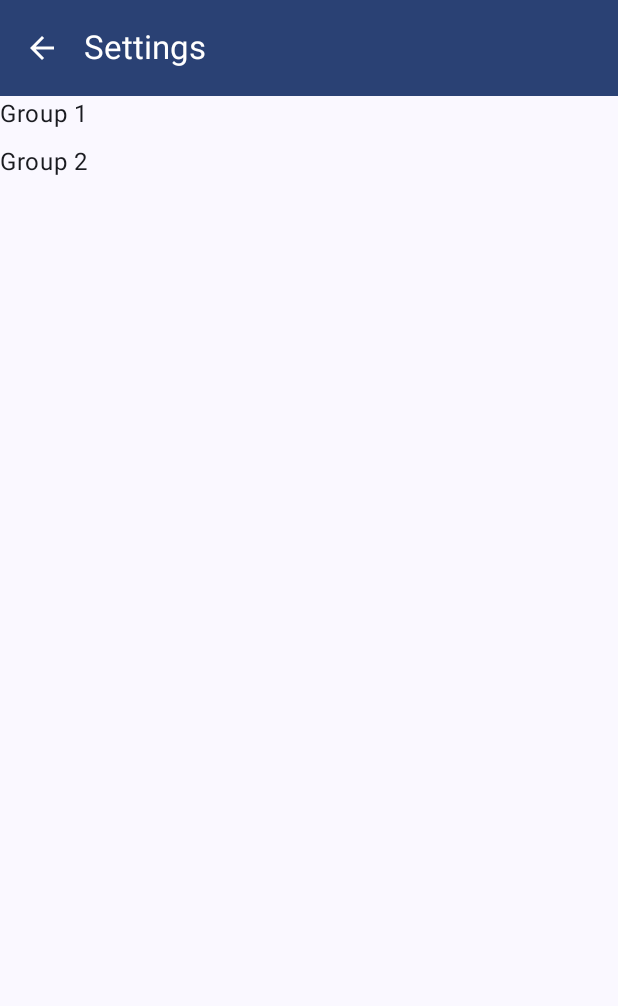
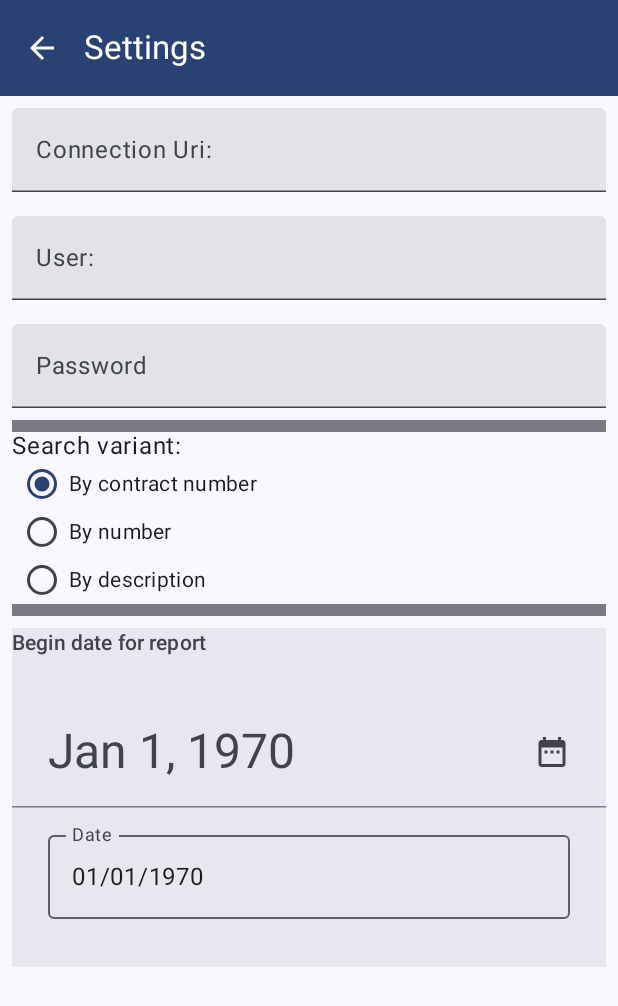
Before and after one commit to dimkas71/readings-meter-of-electricity, an Android app built with Jetpack Compose: the SettingsScreen screen opened through its navigation route, on a phone screen of 412 x 824 dp. Shown: the top 1006 px of the screen. Run offline under Robolectric (Android 15) with nearby library versions, the phone set to English and light mode, and no system bars; 5 statements that could not run were skipped.

Commit message:
Added SettingsScreen

```diff
--- a/app/src/main/java/ua/dimkas71/main/MainActivity.kt
+++ b/app/src/main/java/ua/dimkas71/main/MainActivity.kt
@@ -1,14 +1,21 @@
 package ua.dimkas71.main
 
+import android.content.Context
 import android.os.Bundle
 import android.util.Log
 import androidx.activity.ComponentActivity
 import androidx.activity.compose.setContent
+import androidx.compose.foundation.gestures.Orientation
+import androidx.compose.foundation.gestures.scrollable
 import androidx.compose.foundation.layout.*
 import androidx.compose.foundation.lazy.LazyColumn
 import androidx.compose.foundation.lazy.rememberLazyListState
+import androidx.compose.foundation.rememberScrollState
+import androidx.compose.foundation.selection.selectable
+import androidx.compose.foundation.selection.selectableGroup
 import androidx.compose.foundation.text.KeyboardActions
 import androidx.compose.foundation.text.KeyboardOptions
+import androidx.compose.foundation.verticalScroll
 import androidx.compose.material.icons.Icons
 import androidx.compose.material.icons.filled.ArrowBack
 import androidx.compose.material.icons.filled.Close
@@ -17,10 +24,19 @@ import androidx.compose.material.icons.filled.Settings
 import androidx.compose.material3.*
 import androidx.compose.runtime.*
 import androidx.compose.ui.Alignment
+import androidx.compose.ui.Alignment.Companion.CenterVertically
 import androidx.compose.ui.Modifier
+import androidx.compose.ui.focus.onFocusChanged
+import androidx.compose.ui.platform.LocalContext
+import androidx.compose.ui.platform.LocalLifecycleOwner
 import androidx.compose.ui.res.painterResource
+import androidx.compose.ui.semantics.Role
+import androidx.compose.ui.text.AnnotatedString
 import androidx.compose.ui.text.input.KeyboardType
+import androidx.compose.ui.text.input.OffsetMapping
+import androidx.compose.ui.text.input.PasswordVisualTransformation
 import androidx.compose.ui.text.input.TextFieldValue
+import androidx.compose.ui.text.input.TransformedText
 import androidx.compose.ui.tooling.preview.Preview
 import androidx.compose.ui.unit.dp
 import androidx.navigation.NavController
@@ -28,6 +44,8 @@ import androidx.navigation.compose.NavHost
 import androidx.navigation.compose.composable
 import androidx.navigation.compose.rememberNavController
 import ua.dimkas71.ui.theme.ReadingsMetersOfElectricityTheme
+
+
 
 class MainActivity : ComponentActivity() {
     @OptIn(ExperimentalMaterial3Api::class)
@@ -328,6 +346,49 @@ fun SettingsScreen(
     onUpClick: () -> Unit = {},
     modifier: Modifier = Modifier
 ) {
+
+    val prefManager = LocalContext.current.getSharedPreferences("${LocalContext.current.applicationInfo.name}.prefs", Context.MODE_PRIVATE)
+    val uriTextValue = remember {
+        mutableStateOf(prefManager.getString("URI_KEY", "")?.let { TextFieldValue(it) } ?: TextFieldValue(""))
+    }
+
+    val userTextValue = remember {
+        mutableStateOf(prefManager.getString("USER_KEY", "")?.let{TextFieldValue(it)} ?: TextFieldValue(""))
+    }
+
+    val passwordTextValue = remember {
+        mutableStateOf(prefManager.getString("PASSWORD_KEY", "")?.let{TextFieldValue(it)} ?: TextFieldValue(""))
+    }
+
+    val searchOptions = enumValues<SearchVariant>()
+
+    val variantIndex = prefManager.getInt("SEARCH_VARIANT_KEY", 0) ?: 0
+
+    val (selectedOption, onOptionSelected) = remember {
+        mutableStateOf(searchOptions[variantIndex])
+    }
+
+    val datePickerState = rememberDatePickerState(
+        initialDisplayMode = DisplayMode.Input,
+        initialSelectedDateMillis = prefManager.getLong("START_DATE_BY_DEFAULT_KEY", 0L)?.let {
+            it
+        } ?: 0L
+    )
+
+    DisposableEffect(uriTextValue, userTextValue, passwordTextValue, datePickerState, selectedOption) {
+        onDispose {
+            prefManager.edit()
+                .apply() {
+                    putString("URI_KEY", uriTextValue.value.text)
+                    putString("USER_KEY", userTextValue.value.text)
+                    putString("PASSWORD_KEY", passwordTextValue.value.text)
+                    putLong("START_DATE_BY_DEFAULT_KEY", datePickerState.selectedDateMillis ?: 0L)
+                    putInt("SEARCH_VARIANT_KEY", selectedOption.ordinal)
+                    commit()
+                }
+        }
+    }
+
     Scaffold(
         topBar = {
             TopAppBar(
@@ -352,10 +413,90 @@ fun SettingsScreen(
         Box(
             modifier = modifier.padding(contentPadding)
         ) {
-           Column {
-               Text("Group 1")
-               Spacer(modifier = Modifier.height(8.dp))
-               Text("Group 2")
+           Column(
+               modifier = Modifier.verticalScroll(rememberScrollState())
+           ) {
+               TextField(
+                   value = uriTextValue.value,
+                   onValueChange = { it ->
+                       uriTextValue.value = it
+                   },
+                   label = {
+                       Text("Connection Uri:")
+                   },
+                   modifier = Modifier
+                       .fillMaxWidth()
+                       .padding(8.dp)
+               )
+               TextField(
+                   value = userTextValue.value,
+                   onValueChange = {
+                    userTextValue.value = it
+               },
+                   label = {Text("User:")},
+                modifier = Modifier
+                    .fillMaxWidth()
+                    .padding(8.dp)
+                   )
+               TextField(
+                   value = passwordTextValue.value,
+                   onValueChange = {
+                       passwordTextValue.value = it
+                   },
+                    label = {
+                        Text("Password")
+                    },
+                   visualTransformation = PasswordVisualTransformation(),
+                   keyboardOptions = KeyboardOptions(
+                       keyboardType = KeyboardType.Password
+                   ),
+                   modifier = Modifier
+                       .fillMaxWidth()
+                       .padding(8.dp)
+                   )
+               Divider(
+                   modifier = Modifier
+                       .padding(start = 8.dp, end = 8.dp)
+                       .height(8.dp)
+               )
+               Text("Search variant:", style = MaterialTheme.typography.bodyLarge.merge(), modifier = Modifier.padding(start = 8.dp))
+               Column(modifier = Modifier.selectableGroup()) {
+                    searchOptions.forEach { variant ->
+                        Row(
+                            modifier = Modifier
+                                .fillMaxWidth()
+                                .height(32.dp)
+                                .selectable(
+                                    selected = (variant == selectedOption),
+                                    onClick = {
+                                        onOptionSelected(variant)
+                                              },
+                                    role = Role.RadioButton
+                                )
+                                .padding(horizontal = 16.dp),
+                            verticalAlignment = CenterVertically
+                        ) {
+                            RadioButton(
+                                selected = (variant == selectedOption),
+                                onClick = null
+                            )
+                            Text(
+                                text = variant.text,
+                                style = MaterialTheme.typography.bodyMedium.merge(),
+                                modifier = Modifier.padding(start = 6.dp)
+                            )
+                        }
+                    }
+               }
+               Divider(modifier = Modifier
+                   .padding(start = 8.dp, end = 8.dp)
+                   .height(8.dp))
+                DatePicker(
+                    state = datePickerState,
+                    modifier = Modifier.padding(8.dp),
+                    title = {Text("Begin date for report")},
+                    )
+
            }
         }
     }
--- /dev/null
+++ b/app/src/main/java/ua/dimkas71/main/SearchVariant.kt
@@ -0,0 +1,9 @@
+package ua.dimkas71.main
+
+enum class SearchVariant(val text: String) {
+
+    ByContractNumber("By contract number"),
+    ByNumber("By number"),
+    ByDescription("By description")
+
+}
```
